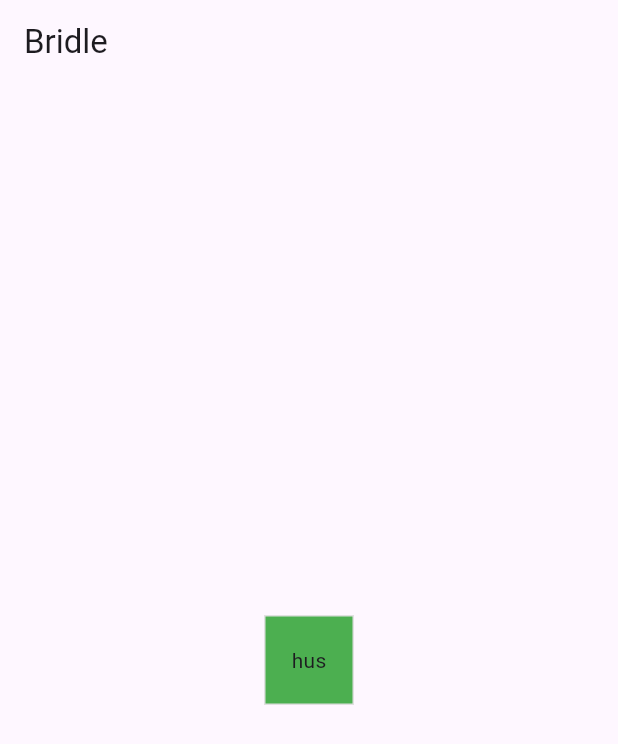
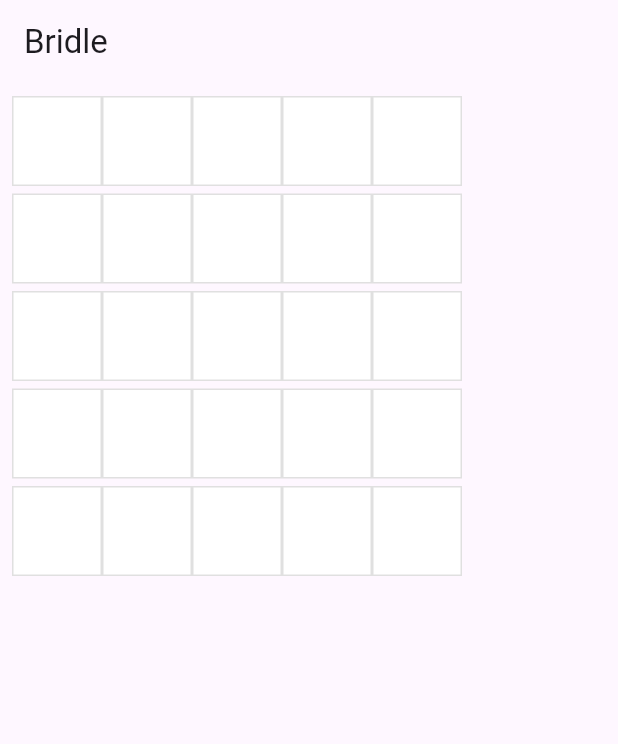
Before and after one commit to Ezzhee/bridle, a Flutter app: the screen it shows after launch, on a phone screen of 412 x 824 dp. Shown: the top 744 px of the screen. Run offline on Flutter 3.47's test engine with Material 3 defaults, Android fonts, the phone set to English and light mode, and no system bars.

Commit message:
fix tsuunami

```diff
--- a/lib/main.dart
+++ b/lib/main.dart
@@ -13,7 +13,7 @@ class MainApp extends StatelessWidget {
     return MaterialApp(
       home: Scaffold(
         body: Center(
-          child:Title("hus", HitType.hit)
+          child: GamePage()
           ),
         appBar: AppBar(
           title: Align(
@@ -51,3 +51,20 @@ class Title extends StatelessWidget {
     );
   }
 }
+
+class GamePage extends StatelessWidget {
+  GamePage({super.key});
+  final Game _game = Game(); // from game.dart
+
+  @override
+  Widget build(BuildContext context) {
+    return Padding(
+      padding: EdgeInsets.all(8.0),
+      child: Column(
+      spacing: 5.0,
+      children: [for (final guess in _game.guesses)
+      Row(children: [for (final x in guess)
+      Title(x.char, x.type)])],)
+    );
+  }
+}
```
